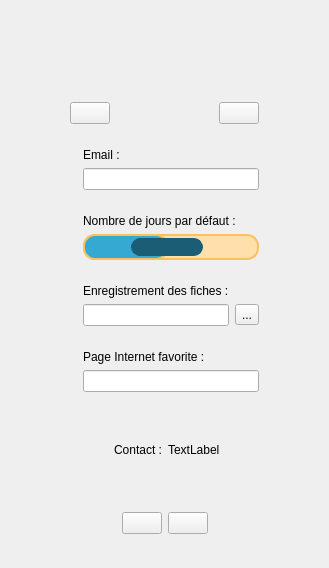
Old version of the form UI/user_settings.ui in the repository juvarlet/a_table.
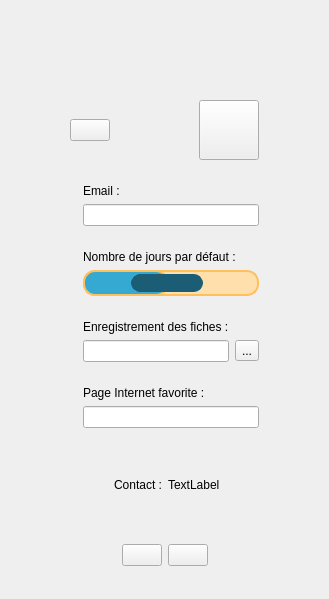
New version of the form. Icons and pictures are not drawn.

Diff of the .ui file:
```diff
--- a/UI/user_settings.ui
+++ b/UI/user_settings.ui
@@ -7,7 +7,7 @@
     <x>0</x>
     <y>0</y>
     <width>329</width>
-    <height>568</height>
+    <height>599</height>
    </rect>
   </property>
   <property name="windowTitle">
@@ -339,6 +339,12 @@
          </item>
          <item>
           <widget class="QPushButton" name="pB_history">
+           <property name="minimumSize">
+            <size>
+             <width>60</width>
+             <height>60</height>
+            </size>
+           </property>
            <property name="toolTip">
             <string>Afficher l'historique</string>
            </property>
```
